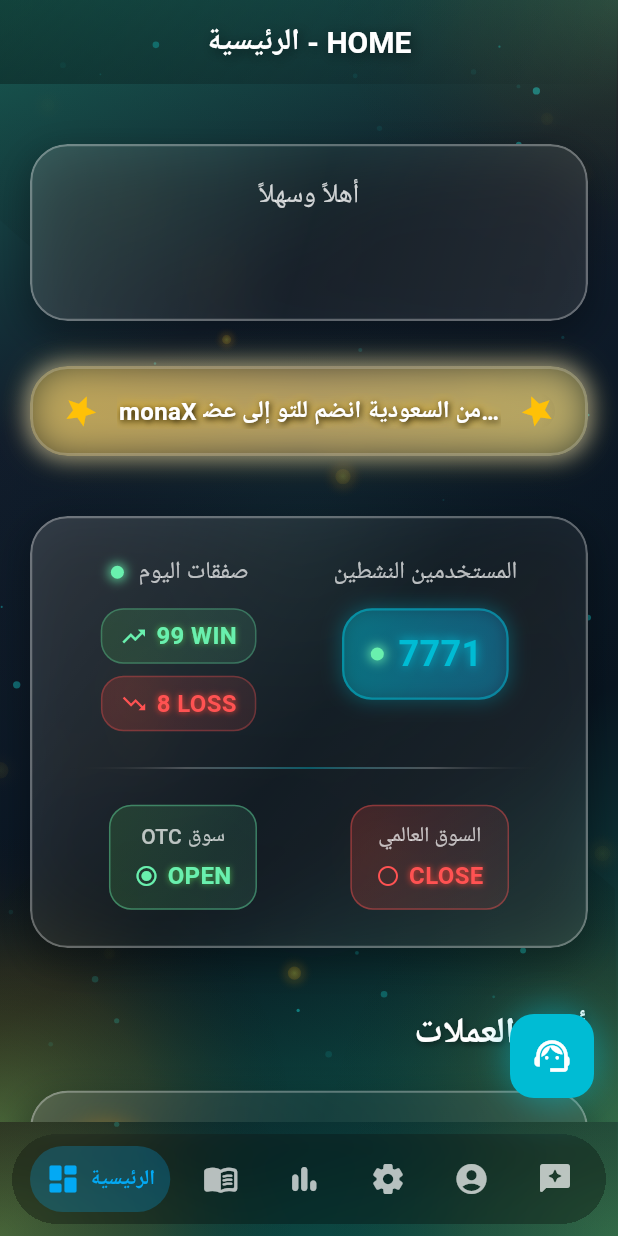
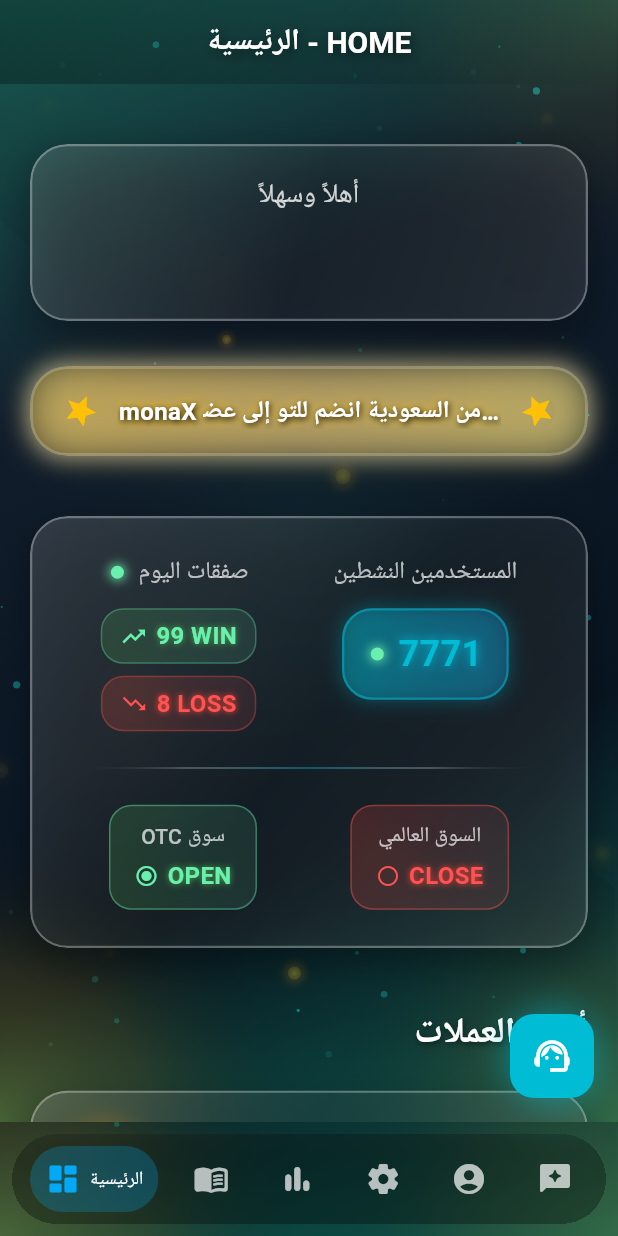
Before and after one commit to saasproject111/al_signal_app, a Flutter app: the screen it shows once a user with an empty profile is signed in, on a phone screen of 412 x 824 dp. Run offline on Flutter 3.47's test engine with Material 3 defaults, Android fonts, the phone set to English and light mode, and no system bars; drawn by our look-alikes of google_nav_bar; our stand-ins replace cloud_firestore, country_picker, firebase_auth, firebase_core, flutter_animate, flutter_dotenv and 4 more; accounts and stored records are empty; network calls fail.

```diff
--- a/lib/screens/main_tabs_page.dart
+++ b/lib/screens/main_tabs_page.dart
@@ -66,7 +66,7 @@ class _MainTabsPageState extends State<MainTabsPage> {
             child: BackdropFilter(
               filter: ImageFilter.blur(sigmaX: 15, sigmaY: 15),
               child: Container(
-                color: Colors.black.withOpacity(0.3), // ✅ أغمق شوية لمنع الخط الأصفر
+                color: Colors.black.withOpacity(0.3), // ✅ أغمق شوية لمنع التحذير
                 child: Padding(
                   padding: const EdgeInsets.symmetric(horizontal: 12, vertical: 8),
                   child: GNav(
@@ -88,12 +88,36 @@ class _MainTabsPageState extends State<MainTabsPage> {
                       });
                     },
                     tabs: const [
-                      GButton(icon: Icons.dashboard_rounded, text: 'الرئيسية'),
-                      GButton(icon: Icons.menu_book_rounded, text: 'التعلّم'),
-                      GButton(icon: Icons.bar_chart_rounded, text: 'توصيات'),
-                      GButton(icon: Icons.settings_rounded, text: 'الإعدادات'),
-                      GButton(icon: Icons.account_circle_rounded, text: 'حسابي'),
-                      GButton(icon: Icons.reviews_rounded, text: 'آراء المشتركين'),
+                      GButton(
+                        icon: Icons.dashboard_rounded,
+                        text: 'الرئيسية',
+                        textStyle: TextStyle(color: Colors.white, fontSize: 12),
+                      ),
+                      GButton(
+                        icon: Icons.menu_book_rounded,
+                        text: 'التعلّم',
+                        textStyle: TextStyle(color: Colors.white, fontSize: 12),
+                      ),
+                      GButton(
+                        icon: Icons.bar_chart_rounded,
+                        text: 'توصيات',
+                        textStyle: TextStyle(color: Colors.white, fontSize: 12),
+                      ),
+                      GButton(
+                        icon: Icons.settings_rounded,
+                        text: 'الإعدادات',
+                        textStyle: TextStyle(color: Colors.white, fontSize: 12),
+                      ),
+                      GButton(
+                        icon: Icons.account_circle_rounded,
+                        text: 'حسابي',
+                        textStyle: TextStyle(color: Colors.white, fontSize: 12),
+                      ),
+                      GButton(
+                        icon: Icons.reviews_rounded,
+                        text: 'آراء المشتركين',
+                        textStyle: TextStyle(color: Colors.white, fontSize: 11), // أصغر شوية
+                      ),
                     ],
                   ),
                 ),
```
Also changed, not shown: assets/google_logo.png, 1 other file.
